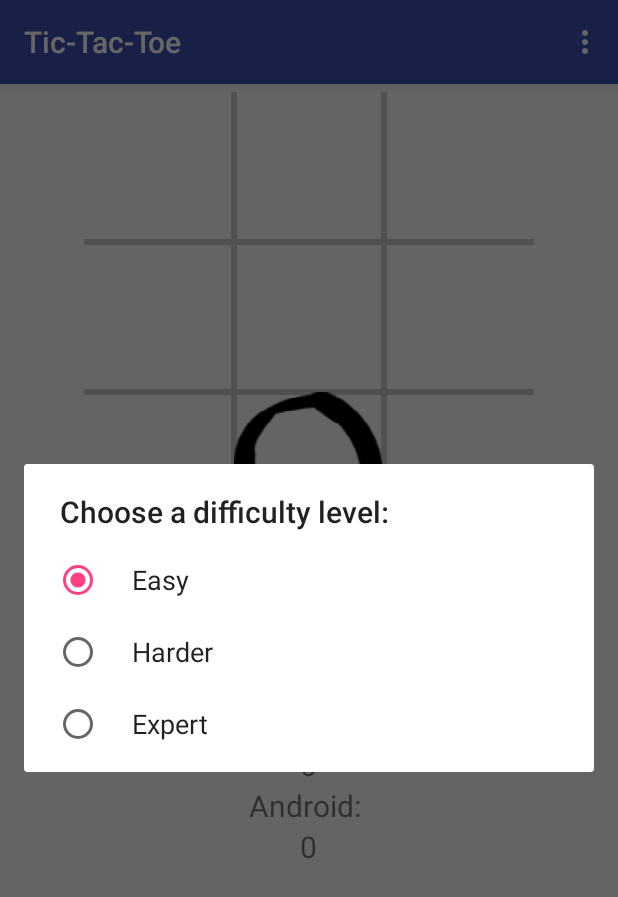
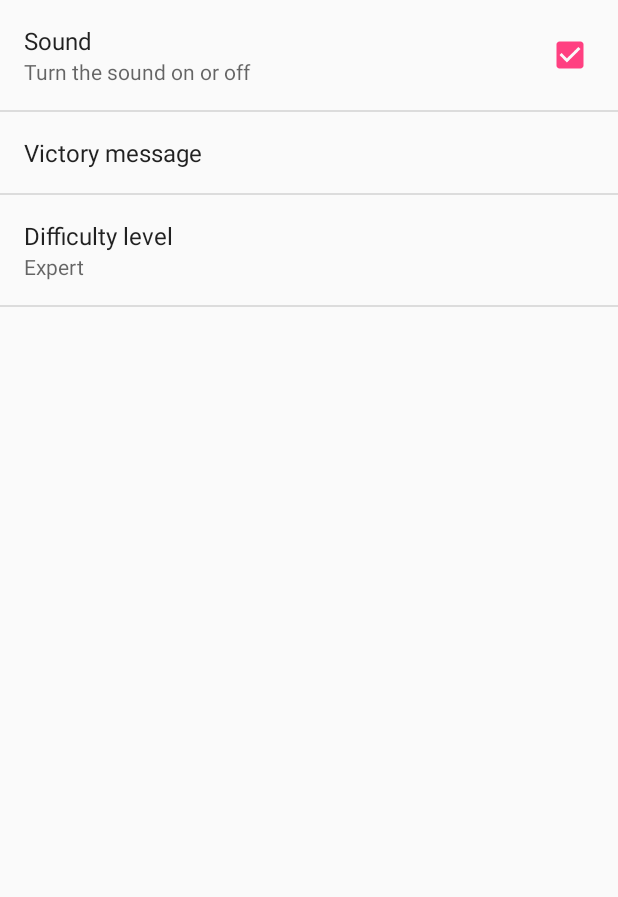
Before and after one commit to datovard/MobileDev, an Android app: the screen it shows after launch (AndroidTicTacToeActivity before the commit, Settings after it), in the options menu, after a tap on "Difficulty", on a phone screen of 412 x 824 dp. Shown: the top 897 px of the screen. Run offline under Robolectric (Android 15) with nearby library versions, the phone set to English and light mode, and no system bars.

Commit message:
Challenge 7 ready

```diff
--- a/Challenge 3/app/src/main/AndroidManifest.xml
+++ b/Challenge 3/app/src/main/AndroidManifest.xml
@@ -16,6 +16,8 @@
                 <category android:name="android.intent.category.LAUNCHER" />
             </intent-filter>
         </activity>
+        <!-- Allow the Settings activity to be launched -->
+        <activity android:name=".Settings" android:label="Settings"></activity>
     </application>
 
 </manifest>
--- a/Challenge 3/app/src/main/java/com/mobiledev/datovard/myapplication/AndroidTicTacToeActivity.java
+++ b/Challenge 3/app/src/main/java/com/mobiledev/datovard/myapplication/AndroidTicTacToeActivity.java
@@ -4,6 +4,7 @@ import android.app.AlertDialog;
 import android.app.Dialog;
 import android.content.Context;
 import android.content.DialogInterface;
+import android.content.Intent;
 import android.content.SharedPreferences;
 import android.graphics.Color;
 import android.media.MediaPlayer;
@@ -39,10 +40,11 @@ public class AndroidTicTacToeActivity extends AppCompatActivity {
     private boolean mGoFirst;
 
     private boolean mGameOver;
+    private boolean mSoundOn;
 
     private SharedPreferences mPrefs;
 
-    static final int DIALOG_DIFFICULTY_ID = 0;
+    static final int DIALOG_SETTINGS = 0;
     static final int DIALOG_QUIT_ID = 1;
     static final int DIALOG_ABOUT = 2;
     static final int DIALOG_RESET = 3;
@@ -88,9 +90,10 @@ public class AndroidTicTacToeActivity extends AppCompatActivity {
                         }
                         else if (winner == 2) {
                             mGameOver = true;
-                            mInfoTextView.setText(R.string.result_human_wins);
                             mHumanWins++;
                             mHumanWinsTextView.setText(String.valueOf(mHumanWins));
+                            String defaultMessage = getResources().getString(R.string.result_human_wins);
+                            mInfoTextView.setText(mPrefs.getString("victory_message", defaultMessage));
                         }
                         else {
                             mGameOver = true;
@@ -148,6 +151,17 @@ public class AndroidTicTacToeActivity extends AppCompatActivity {
         mHumanWins   = mPrefs.getInt("mHumanWins", 0);
         mAndroidWins = mPrefs.getInt("mAndroidWins", 0);
         mTiesWins    = mPrefs.getInt("mTiesWins", 0);
+
+        mSoundOn = mPrefs.getBoolean("sound", true);
+        String difficultyLevel = mPrefs.getString("difficulty_level",
+                getResources().getString(R.string.difficulty_harder));
+        if (difficultyLevel.equals(getResources().getString(R.string.difficulty_easy)))
+            mGame.setDifficultyLevel(TicTacToeGame.DifficultyLevel.Easy);
+        else if (difficultyLevel.equals(getResources().getString(R.string.difficulty_harder)))
+            mGame.setDifficultyLevel(TicTacToeGame.DifficultyLevel.Harder);
+        else
+            mGame.setDifficultyLevel(TicTacToeGame.DifficultyLevel.Expert);
+
 
         mGoFirst = true;
 
@@ -234,8 +248,8 @@ public class AndroidTicTacToeActivity extends AppCompatActivity {
             case R.id.new_game:
                 startNewGame();
                 return true;
-            case R.id.ai_difficulty:
-                showDialog(DIALOG_DIFFICULTY_ID);
+            case R.id.settings:
+                startActivityForResult(new Intent(this, Settings.class), 0);
                 return true;
             case R.id.quit:
                 showDialog(DIALOG_QUIT_ID);
@@ -257,41 +271,6 @@ public class AndroidTicTacToeActivity extends AppCompatActivity {
         AlertDialog.Builder builder = new AlertDialog.Builder(this);
 
         switch (id) {
-            case DIALOG_DIFFICULTY_ID:
-
-                builder.setTitle(R.string.difficulty_choose);
-
-                final CharSequence[] levels = {
-                        getResources().getString(R.string.difficulty_easy),
-                        getResources().getString(R.string.difficulty_harder),
-                        getResources().getString(R.string.difficulty_expert)};
-
-                int selected = 0;
-
-                builder.setSingleChoiceItems(levels, selected,
-                        new DialogInterface.OnClickListener() {
-                            @Override
-                            public void onClick(DialogInterface dialog, int item) {
-                                dialog.dismiss();
-
-                                switch (item) {
-                                    case 0:
-                                        mGame.setDifficultyLevel(TicTacToeGame.DifficultyLevel.Easy);
-                                        break;
-                                    case 1:
-                                        mGame.setDifficultyLevel(TicTacToeGame.DifficultyLevel.Harder);
-                                        break;
-                                    case 2:
-                                        mGame.setDifficultyLevel(TicTacToeGame.DifficultyLevel.Expert);
-                                        break;
-                                }
-
-                                Toast.makeText(getApplicationContext(), levels[item],
-                                        Toast.LENGTH_SHORT).show();
-                            }
-                        });
-                dialog = builder.create();
-                break;
             case DIALOG_QUIT_ID:
                 // Create the quit confirmation dialog
 
@@ -328,6 +307,29 @@ public class AndroidTicTacToeActivity extends AppCompatActivity {
         return dialog;
     }
 
+
+    @Override
+    protected void onActivityResult(int requestCode, int resultCode, Intent data) {
+
+        if (requestCode == RESULT_CANCELED) {
+            // Apply potentially new settings
+
+            mSoundOn = mPrefs.getBoolean("sound", true);
+
+            String difficultyLevel = mPrefs.getString("difficulty_level",
+                    getResources().getString(R.string.difficulty_harder));
+
+            if (difficultyLevel.equals(getResources().getString(R.string.difficulty_easy)))
+                mGame.setDifficultyLevel(TicTacToeGame.DifficultyLevel.Easy);
+            else if (difficultyLevel.equals(getResources().getString(R.string.difficulty_harder)))
+                mGame.setDifficultyLevel(TicTacToeGame.DifficultyLevel.Harder);
+            else
+                mGame.setDifficultyLevel(TicTacToeGame.DifficultyLevel.Expert);
+        }
+    }
+
+
+
     private void startNewGame()
     {
         mGame.clearBoard();
--- /dev/null
+++ b/Challenge 3/app/src/main/java/com/mobiledev/datovard/myapplication/Settings.java
@@ -0,0 +1,58 @@
+package com.mobiledev.datovard.myapplication;
+
+import android.content.SharedPreferences;
+import android.os.Bundle;
+import android.preference.EditTextPreference;
+import android.preference.ListPreference;
+import android.preference.Preference;
+import android.preference.PreferenceActivity;
+import android.preference.PreferenceManager;
+
+public class Settings extends PreferenceActivity {
+
+    @Override
+    protected void onCreate(Bundle savedInstanceState) {
+        super.onCreate(savedInstanceState);
+        addPreferencesFromResource(R.xml.preferences);
+
+        final SharedPreferences prefs =
+                PreferenceManager.getDefaultSharedPreferences(getBaseContext());
+
+        final ListPreference difficultyLevelPref = (ListPreference) findPreference("difficulty_level");
+        String difficulty = prefs.getString("difficulty_level",
+                getResources().getString(R.string.difficulty_expert));
+        difficultyLevelPref.setSummary((CharSequence) difficulty);
+
+        difficultyLevelPref.setOnPreferenceChangeListener(new Preference.OnPreferenceChangeListener() {
+            @Override
+            public boolean onPreferenceChange(Preference preference, Object newValue) {
+                difficultyLevelPref.setSummary((CharSequence) newValue);
+
+                // Since we are handling the pref, we must save it
+                SharedPreferences.Editor ed = prefs.edit();
+                ed.putString("difficulty_level", newValue.toString());
+                ed.commit();
+                return true;
+            }
+        });
+
+        final EditTextPreference victoryMessagePref = (EditTextPreference)
+                findPreference("victory_message");
+        String victoryMessage = prefs.getString("victory_message",
+                getResources().getString(R.string.result_human_wins));
+
+        victoryMessagePref.setOnPreferenceChangeListener(new Preference.OnPreferenceChangeListener() {
+            @Override
+            public boolean onPreferenceChange(Preference preference, Object newValue) {
+                victoryMessagePref.setSummary((CharSequence) newValue);
+
+                // Since we are handling the pref, we must save it
+                SharedPreferences.Editor ed = prefs.edit();
+                ed.putString("victory_message", newValue.toString());
+                ed.commit();
+                return true;
+            }
+        });
+
+    }
+}
--- a/Challenge 3/app/src/main/res/menu/options_menu.xml
+++ b/Challenge 3/app/src/main/res/menu/options_menu.xml
@@ -3,7 +3,7 @@
     <item android:id="@+id/new_game"
           android:title="New Game"
           android:icon="@drawable/new_game" />
-    <item android:id="@+id/ai_difficulty"
+    <item android:id="@+id/settings"
         android:title="Difficulty"
         android:icon="@drawable/difficulty_level" />
     <item android:id="@+id/quit"
--- /dev/null
+++ b/Challenge 3/app/src/main/res/values/arrays.xml
@@ -0,0 +1,8 @@
+<?xml version="1.0" encoding="utf-8"?>
+<resources>
+    <string-array name="list_difficulty_level">
+        <item>@string/difficulty_easy</item>
+        <item>@string/difficulty_harder</item>
+        <item>@string/difficulty_expert</item>
+    </string-array>
+</resources>
--- /dev/null
+++ b/Challenge 3/app/src/main/res/xml/preferences.xml
@@ -0,0 +1,23 @@
+<?xml version="1.0" encoding="utf-8"?>
+<PreferenceScreen xmlns:android="http://schemas.android.com/apk/res/android">
+    <CheckBoxPreference
+        android:key="sound"
+        android:title="Sound"
+        android:defaultValue="true"
+        android:summary="Turn the sound on or off" />
+
+    <EditTextPreference
+        android:key="victory_message"
+        android:summary=""
+        android:defaultValue="@string/result_human_wins"
+        android:title="Victory message"  />
+
+    <ListPreference
+        android:key="difficulty_level"
+        android:title="Difficulty level"
+        android:summary=""
+        android:defaultValue="@string/difficulty_expert"
+        android:entries="@array/list_difficulty_level"
+        android:entryValues="@array/list_difficulty_level" />
+
+</PreferenceScreen>
```
